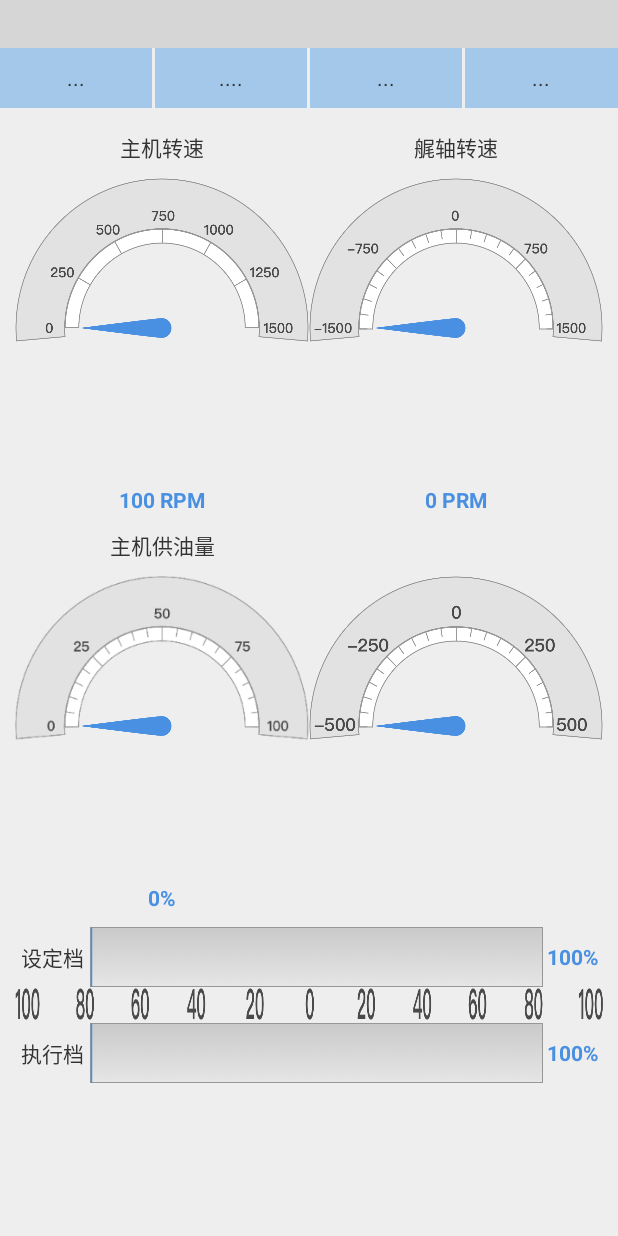
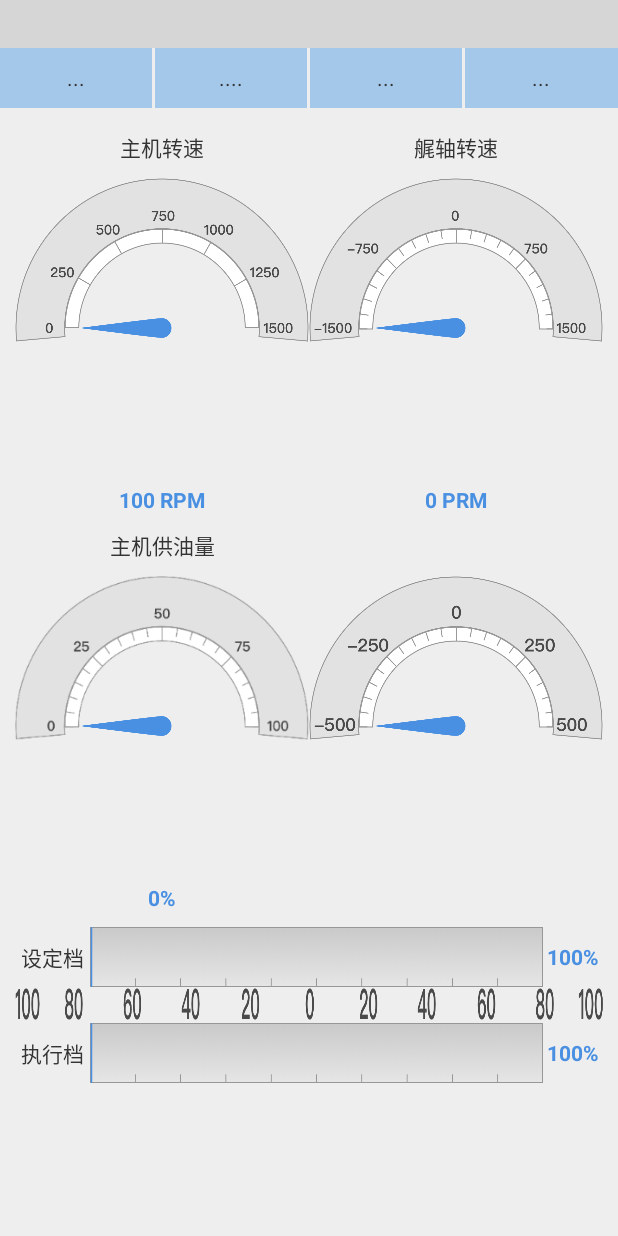
Before and after one commit to qiuh1016/ShipMonitor-A, an Android app: the layout activity_detail.xml on its own in the app's theme, with its tools: preview values and no code run, on a phone screen of 412 x 824 dp. Run offline under Robolectric (Android 15) with nearby library versions, the phone set to English and light mode, and no system bars; plain views replace QHTitleView; grey boxes are pictures that could not be loaded.

Commit message:
执行档 和bug修正

```diff
--- a/app/src/main/res/layout/activity_detail.xml
+++ b/app/src/main/res/layout/activity_detail.xml
@@ -326,7 +326,7 @@
                         android:layout_width="wrap_content"
                         android:layout_height="40dp"
                         android:layout_weight="1"
-                        android:background="@drawable/pic_dang_back"
+                        android:background="@drawable/pic_dang_back_kedu"
                         android:id="@+id/dangwei_frame">
 
                         <TextView
@@ -358,7 +358,7 @@
                     android:layout_height="wrap_content"
                     android:orientation="horizontal"
                     android:id="@+id/dangwei_value_layout"
-                    android:background="@drawable/pic_dang_value" />
+                    android:background="@drawable/pic_dang_value_kedu" />
 
                 <!--执行档-->
                 <LinearLayout
@@ -378,7 +378,7 @@
                         android:layout_width="wrap_content"
                         android:layout_height="40dp"
                         android:layout_weight="1"
-                        android:background="@drawable/pic_dang_back">
+                        android:background="@drawable/pic_dang_back_kedu">
 
                         <TextView
                             android:layout_width="2dp"
```
Also changed, not shown: app/src/main/java/com/cetcme/shipmonitor/DetailActivity.java (+30 -5 lines), app/src/main/res/drawable-hdpi/pic_dang_back_kedu.png (added), app/src/main/res/drawable-hdpi/pic_dang_value_kedu.png (added), 1 other file.
